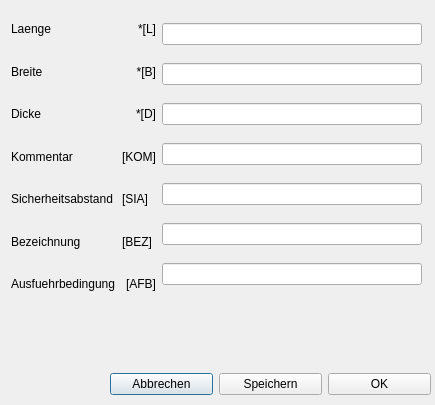
First picture: the form in Dialoge/dialog_programmkopf.ui, repository TischlerWilly/GCodeGenerator, before the edit.
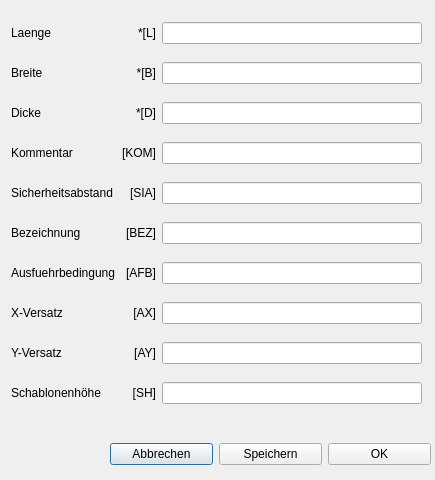
Second picture: the form after the edit.

Commit message: XYZ-Versatz-Eingabe möglich gemacht

```diff
--- a/Dialoge/dialog_programmkopf.ui
+++ b/Dialoge/dialog_programmkopf.ui
@@ -7,7 +7,7 @@
     <x>0</x>
     <y>0</y>
     <width>435</width>
-    <height>405</height>
+    <height>480</height>
    </rect>
   </property>
   <property name="windowTitle">
@@ -20,7 +20,7 @@
    <property name="geometry">
     <rect>
      <x>110</x>
-     <y>370</y>
+     <y>440</y>
      <width>321</width>
      <height>29</height>
     </rect>
@@ -49,72 +49,132 @@
     </item>
    </layout>
   </widget>
-  <widget class="QWidget" name="layoutWidget">
+  <widget class="QWidget" name="">
    <property name="geometry">
     <rect>
      <x>11</x>
-     <y>11</y>
+     <y>10</y>
      <width>411</width>
-     <height>291</height>
+     <height>411</height>
     </rect>
    </property>
-   <layout class="QHBoxLayout" name="horizontalLayout">
-    <item>
-     <layout class="QVBoxLayout" name="verticalLayout_2">
-      <item>
+   <layout class="QGridLayout" name="gridLayout">
+    <item row="0" column="2">
+     <widget class="QLineEdit" name="lineEdit_laenge">
+      <property name="frame">
+       <bool>true</bool>
+      </property>
+     </widget>
+    </item>
+    <item row="4" column="0">
+     <widget class="QLabel" name="label_sicherheitsabstand">
+      <property name="text">
+       <string>Sicherheitsabstand</string>
+      </property>
+     </widget>
+    </item>
+    <item row="4" column="2">
+     <widget class="QLineEdit" name="lineEdit_sicherheitsabstand"/>
+    </item>
+    <item row="8" column="0">
+     <widget class="QLabel" name="label_ay">
+      <property name="text">
+       <string>Y-Versatz</string>
+      </property>
+     </widget>
+    </item>
+    <item row="7" column="0">
+     <widget class="QLabel" name="label_ax">
+      <property name="text">
+       <string>X-Versatz</string>
+      </property>
+     </widget>
+    </item>
+    <item row="0" column="0">
        <widget class="QLabel" name="label_laenge">
         <property name="text">
          <string>Laenge</string>
         </property>
        </widget>
       </item>
-      <item>
+    <item row="1" column="0">
        <widget class="QLabel" name="label_breite">
         <property name="text">
          <string>Breite</string>
         </property>
        </widget>
       </item>
-      <item>
-       <widget class="QLabel" name="label_dicke">
-        <property name="text">
-         <string>Dicke</string>
-        </property>
-       </widget>
-      </item>
-      <item>
+    <item row="3" column="0">
        <widget class="QLabel" name="label_kommentar1">
         <property name="text">
          <string>Kommentar</string>
         </property>
        </widget>
       </item>
-      <item>
-       <widget class="QLabel" name="label_sicherheitsabstand">
+    <item row="2" column="1">
+     <widget class="QLabel" name="label_dicke_var">
         <property name="text">
-         <string>Sicherheitsabstand</string>
-        </property>
-       </widget>
-      </item>
-      <item>
-       <widget class="QLabel" name="label_bezeichnung">
-        <property name="text">
-         <string>Bezeichnung</string>
+       <string>*[D]</string>
+      </property>
+      <property name="alignment">
+       <set>Qt::AlignRight|Qt::AlignTrailing|Qt::AlignVCenter</set>
         </property>
        </widget>
       </item>
-      <item>
+    <item row="3" column="2">
+     <widget class="QLineEdit" name="lineEdit_kommentar1"/>
+    </item>
+    <item row="2" column="2">
+     <widget class="QLineEdit" name="lineEdit_dicke"/>
+    </item>
+    <item row="7" column="2">
+     <widget class="QLineEdit" name="lineEdit_ax"/>
+    </item>
+    <item row="6" column="0">
        <widget class="QLabel" name="label_Ausfuehrbedingung">
         <property name="text">
          <string>Ausfuehrbedingung</string>
         </property>
        </widget>
       </item>
-     </layout>
+    <item row="5" column="0">
+     <widget class="QLabel" name="label_bezeichnung">
+      <property name="text">
+       <string>Bezeichnung</string>
+      </property>
+     </widget>
     </item>
-    <item>
-     <layout class="QVBoxLayout" name="verticalLayout_4">
-      <item>
+    <item row="8" column="1">
+     <widget class="QLabel" name="label_ay_var">
+      <property name="text">
+       <string>[AY]</string>
+      </property>
+      <property name="alignment">
+       <set>Qt::AlignRight|Qt::AlignTrailing|Qt::AlignVCenter</set>
+      </property>
+     </widget>
+    </item>
+    <item row="2" column="0">
+     <widget class="QLabel" name="label_dicke">
+      <property name="text">
+       <string>Dicke</string>
+      </property>
+     </widget>
+    </item>
+    <item row="6" column="1">
+     <widget class="QLabel" name="label_Ausfuehrbedingung_var">
+      <property name="text">
+       <string>[AFB]</string>
+      </property>
+      <property name="alignment">
+       <set>Qt::AlignRight|Qt::AlignTrailing|Qt::AlignVCenter</set>
+      </property>
+     </widget>
+    </item>
+    <item row="8" column="2">
+     <widget class="QLineEdit" name="lineEdit_ay"/>
+    </item>
+    <item row="0" column="1">
        <widget class="QLabel" name="label_laenge_var">
         <property name="text">
          <string>*[L]</string>
@@ -124,7 +184,7 @@
         </property>
        </widget>
       </item>
-      <item>
+    <item row="1" column="1">
        <widget class="QLabel" name="label_breite_var">
         <property name="text">
          <string>*[B]</string>
@@ -134,17 +194,10 @@
         </property>
        </widget>
       </item>
-      <item>
-       <widget class="QLabel" name="label_dicke_var">
-        <property name="text">
-         <string>*[D]</string>
-        </property>
-        <property name="alignment">
-         <set>Qt::AlignRight|Qt::AlignTrailing|Qt::AlignVCenter</set>
-        </property>
-       </widget>
-      </item>
-      <item>
+    <item row="1" column="2">
+     <widget class="QLineEdit" name="lineEdit_breite"/>
+    </item>
+    <item row="3" column="1">
        <widget class="QLabel" name="label_kommentar1_var">
         <property name="text">
          <string>[KOM]</string>
@@ -154,60 +207,64 @@
         </property>
        </widget>
       </item>
-      <item>
-       <widget class="QLabel" name="label__sicherheitsabstand_var">
-        <property name="text">
-         <string>[SIA]</string>
-        </property>
-       </widget>
-      </item>
-      <item>
-       <widget class="QLabel" name="label__bezeichnung_var">
-        <property name="text">
-         <string>[BEZ]</string>
-        </property>
-       </widget>
-      </item>
-      <item>
-       <widget class="QLabel" name="label">
-        <property name="text">
-         <string>[AFB]</string>
-        </property>
-        <property name="alignment">
-         <set>Qt::AlignRight|Qt::AlignTrailing|Qt::AlignVCenter</set>
-        </property>
-       </widget>
-      </item>
-     </layout>
-    </item>
-    <item>
-     <layout class="QVBoxLayout" name="verticalLayout">
-      <item>
-       <widget class="QLineEdit" name="lineEdit_laenge">
-        <property name="frame">
-         <bool>true</bool>
-        </property>
-       </widget>
-      </item>
-      <item>
-       <widget class="QLineEdit" name="lineEdit_breite"/>
-      </item>
-      <item>
-       <widget class="QLineEdit" name="lineEdit_dicke"/>
-      </item>
-      <item>
-       <widget class="QLineEdit" name="lineEdit_kommentar1"/>
-      </item>
-      <item>
-       <widget class="QLineEdit" name="lineEdit_sicherheitsabstand"/>
-      </item>
-      <item>
+    <item row="5" column="2">
        <widget class="QLineEdit" name="lineEdit__bezeichnung"/>
       </item>
-      <item>
+    <item row="7" column="1">
+     <widget class="QLabel" name="label_ax_var">
+      <property name="text">
+       <string>[AX]</string>
+      </property>
+      <property name="alignment">
+       <set>Qt::AlignRight|Qt::AlignTrailing|Qt::AlignVCenter</set>
+      </property>
+     </widget>
+    </item>
+    <item row="6" column="2">
        <widget class="QLineEdit" name="lineEdit_AFB"/>
       </item>
-     </layout>
+    <item row="5" column="1">
+     <widget class="QLabel" name="label__bezeichnung_var">
+      <property name="text">
+       <string>[BEZ]</string>
+      </property>
+      <property name="alignment">
+       <set>Qt::AlignRight|Qt::AlignTrailing|Qt::AlignVCenter</set>
+      </property>
+     </widget>
+    </item>
+    <item row="4" column="1">
+     <widget class="QLabel" name="label__sicherheitsabstand_var">
+      <property name="text">
+       <string>[SIA]</string>
+      </property>
+      <property name="alignment">
+       <set>Qt::AlignRight|Qt::AlignTrailing|Qt::AlignVCenter</set>
+      </property>
+     </widget>
+    </item>
+    <item row="9" column="2">
+     <widget class="QLineEdit" name="lineEdit_schabl"/>
+    </item>
+    <item row="9" column="1">
+     <widget class="QLabel" name="label_schabl_var">
+      <property name="layoutDirection">
+       <enum>Qt::LeftToRight</enum>
+      </property>
+      <property name="text">
+       <string>[SH]</string>
+      </property>
+      <property name="alignment">
+       <set>Qt::AlignRight|Qt::AlignTrailing|Qt::AlignVCenter</set>
+      </property>
+     </widget>
+    </item>
+    <item row="9" column="0">
+     <widget class="QLabel" name="label_schabl">
+      <property name="text">
+       <string>&lt;html&gt;&lt;head/&gt;&lt;body&gt;&lt;p&gt;Schablonenhöhe&lt;/p&gt;&lt;/body&gt;&lt;/html&gt;</string>
+      </property>
+     </widget>
     </item>
    </layout>
   </widget>
```
Left out of the diff: 3 changed lines with no effect on the pictures. Lines whose indentation alone changed are shown as unchanged. The commit also changes 7 other files.
